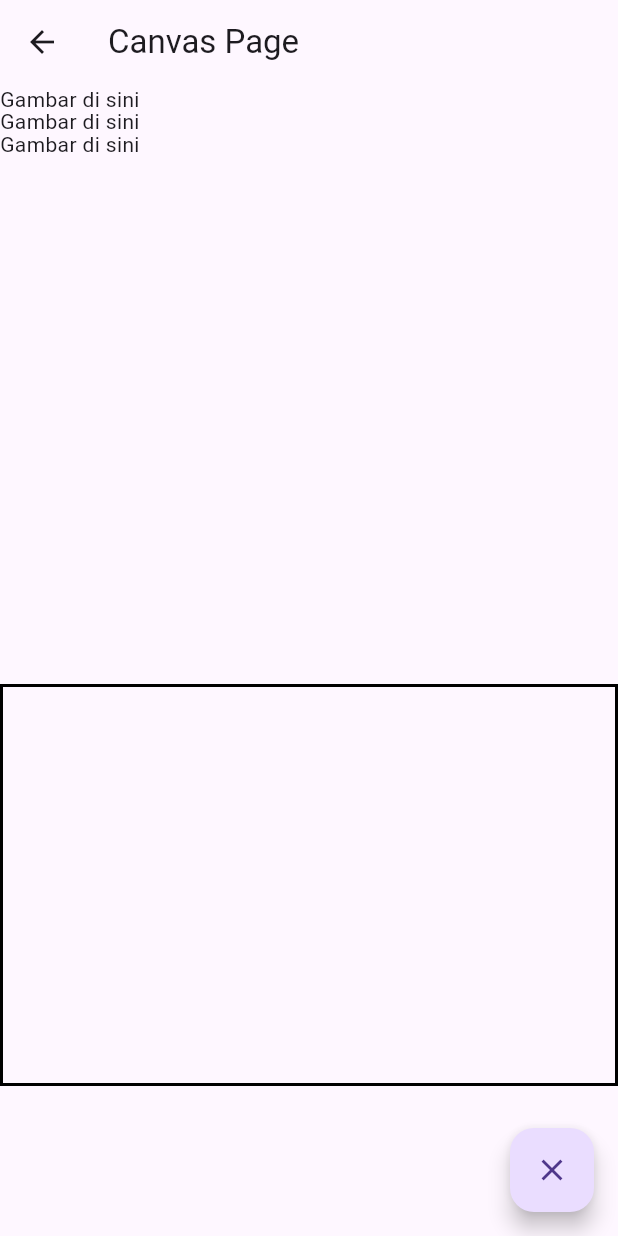
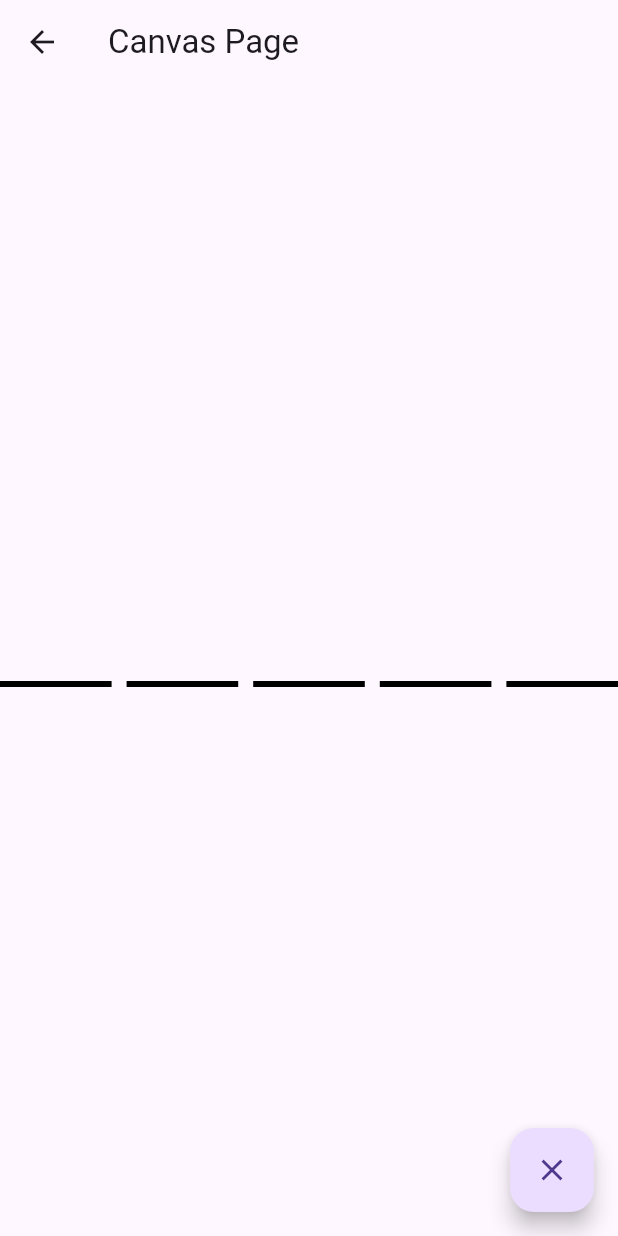
Before and after one commit to RafiDevari/DyslexiAI, a Flutter app: the CanvasPage screen opened directly, on a phone screen of 412 x 824 dp. Run offline on Flutter 3.47's test engine with Material 3 defaults, Android fonts, the phone set to English and light mode, and no system bars; our stand-ins replace permission_handler, speech_to_text.

Commit message:
GPT go 6.2 (nyesuain gap tiap box)

```diff
--- a/lib/canvas.dart
+++ b/lib/canvas.dart
@@ -8,7 +8,15 @@ class CanvasPage extends StatefulWidget {
 }
 
 class _CanvasState extends State<CanvasPage> {
-  List<Offset?> points = []; // Gunakan Offset? untuk mengizinkan nilai null
+  final int numberOfSections = 5; // Change this to control the number of blocks
+  List<List<Offset?>> allPoints = []; // Store points for each border
+
+  @override
+  void initState() {
+    super.initState();
+    // Initialize the points list based on the number of sections
+    allPoints = List.generate(numberOfSections, (_) => []);
+  }
 
   @override
   Widget build(BuildContext context) {
@@ -17,49 +25,49 @@ class _CanvasState extends State<CanvasPage> {
 
       body: LayoutBuilder(
         builder: (context, constraints) {
+          final totalGaps = numberOfSections - 1; // Number of gaps
+          final gapSize = 10.0; // Define the size of each gap
+          final totalGapWidth = totalGaps * gapSize; // Total width occupied by gaps
+          final availableWidth = constraints.maxWidth - totalGapWidth;
+          final sectionWidth = availableWidth / numberOfSections; // Width of each section
+
           return Stack(
             children: [
-
-
-              Positioned(child: Text('Gambar di sini'), top: 0, left: 0),
-              Positioned(child: Text('Gambar di sini'), top: 15, left: 0),
-              Positioned(child: Text('Gambar di sini'), top: 30, left: 0),
-
-
+              for (int i = 0; i < numberOfSections; i++) // Create sections
                 Positioned(
-                top: 400, // Match the y constraint starting point
-                left: 0,
-                right: 0,
-                bottom: 100, // Match the max height constraint
+                  left: i * (sectionWidth + gapSize), // Adjust position with gaps
+                  top: 400,
+                  width: sectionWidth,
+                  height: constraints.maxHeight - 800, // Adjust height dynamically
                   child: Container(
                     decoration: BoxDecoration(
                       border: Border.all(
-                      color: Colors.black, // Warna border
-                      width: 2.0,          // Ketebalan border
+                        color: Colors.black, // Border color
+                        width: 2.0, // Border thickness
                       ),
                     ),
                     child: GestureDetector(
                       onPanUpdate: (details) {
                         final position = details.localPosition;
-                      // Adjust the localPosition to account for the offset
+                        // Check if the position is within the current section
                         if (position.dx >= 0 &&
-                          position.dx <= constraints.maxWidth &&
+                            position.dx <= sectionWidth &&
                             position.dy >= 0 &&
-                          position.dy <= 400) {
+                            position.dy <= constraints.maxHeight - 800) {
                           setState(() {
-                          points.add(position);
+                            allPoints[i].add(position);
                           });
                         }
                       },
                       onPanEnd: (details) {
-                      // Menambahkan null untuk memisahkan garis
+                        // Add null to separate lines
                         setState(() {
-                        points.add(null);
+                          allPoints[i].add(null);
                         });
                       },
                       child: CustomPaint(
-                      painter: CanvasPainter(points),
-                      size: Size.infinite, // Memenuhi seluruh area layar
+                        painter: CanvasPainter(allPoints[i]),
+                        size: Size.infinite,
                       ),
                     ),
                   ),
@@ -71,9 +79,11 @@ class _CanvasState extends State<CanvasPage> {
 
       floatingActionButton: FloatingActionButton(
         onPressed: () {
-          // Menghapus semua gambar
+          // Clear all drawings
           setState(() {
+            for (var points in allPoints) {
               points.clear();
+            }
           });
         },
         child: Icon(Icons.clear),
```
Lines whose indentation alone changed are shown as unchanged.
